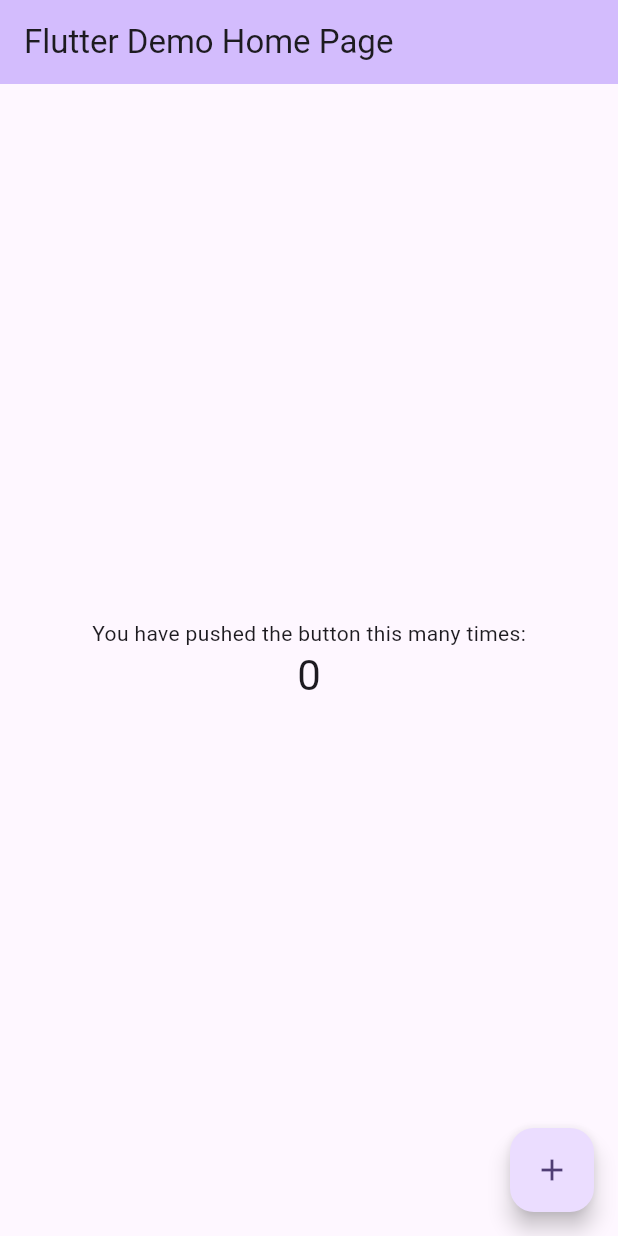
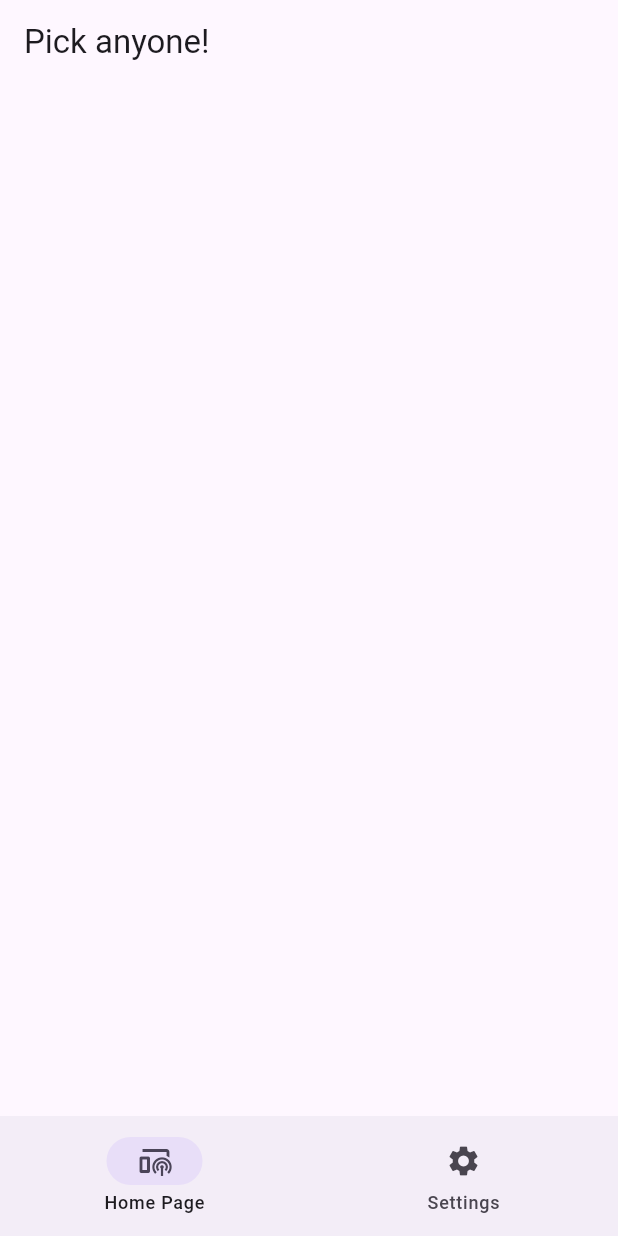
Before and after one commit to Flutter007/hw51, a Flutter app: the screen it shows after launch, on a phone screen of 412 x 824 dp. Run offline on Flutter 3.47's test engine with Material 3 defaults, Android fonts, the phone set to English and light mode, and no system bars.

Commit message:
Added Provider Library,Configured initial screens with Navigator, added Routes to Navigation.

```diff
--- /dev/null
+++ b/lib/app_routes.dart
@@ -0,0 +1,4 @@
+class AppRoutes {
+  static const home = '/';
+  static const about = '/about';
+}
--- /dev/null
+++ b/lib/hw51.dart
@@ -0,0 +1,21 @@
+import 'package:flutter/material.dart';
+import 'package:hw51/screens/home_navigation_screen.dart';
+
+import 'app_routes.dart';
+
+class Hw51 extends StatefulWidget {
+  const Hw51({super.key});
+
+  @override
+  State<Hw51> createState() => _Hw51State();
+}
+
+class _Hw51State extends State<Hw51> {
+  @override
+  Widget build(BuildContext context) {
+    return MaterialApp(
+      initialRoute: AppRoutes.home,
+      home: HomeNavigationScreen(),
+    );
+  }
+}
--- a/lib/main.dart
+++ b/lib/main.dart
@@ -1,122 +1,6 @@
 import 'package:flutter/material.dart';
+import 'package:hw51/hw51.dart';
 
 void main() {
-  runApp(const MyApp());
+  runApp(Hw51());
 }
-
-class MyApp extends StatelessWidget {
-  const MyApp({super.key});
-
-  // This widget is the root of your application.
-  @override
-  Widget build(BuildContext context) {
-    return MaterialApp(
-      title: 'Flutter Demo',
-      theme: ThemeData(
-        // This is the theme of your application.
-        //
-        // TRY THIS: Try running your application with "flutter run". You'll see
-        // the application has a purple toolbar. Then, without quitting the app,
-        // try changing the seedColor in the colorScheme below to Colors.green
-        // and then invoke "hot reload" (save your changes or press the "hot
-        // reload" button in a Flutter-supported IDE, or press "r" if you used
-        // the command line to start the app).
-        //
-        // Notice that the counter didn't reset back to zero; the application
-        // state is not lost during the reload. To reset the state, use hot
-        // restart instead.
-        //
-        // This works for code too, not just values: Most code changes can be
-        // tested with just a hot reload.
-        colorScheme: ColorScheme.fromSeed(seedColor: Colors.deepPurple),
-      ),
-      home: const MyHomePage(title: 'Flutter Demo Home Page'),
-    );
-  }
-}
-
-class MyHomePage extends StatefulWidget {
-  const MyHomePage({super.key, required this.title});
-
-  // This widget is the home page of your application. It is stateful, meaning
-  // that it has a State object (defined below) that contains fields that affect
-  // how it looks.
-
-  // This class is the configuration for the state. It holds the values (in this
-  // case the title) provided by the parent (in this case the App widget) and
-  // used by the build method of the State. Fields in a Widget subclass are
-  // always marked "final".
-
-  final String title;
-
-  @override
-  State<MyHomePage> createState() => _MyHomePageState();
-}
-
-class _MyHomePageState extends State<MyHomePage> {
-  int _counter = 0;
-
-  void _incrementCounter() {
-    setState(() {
-      // This call to setState tells the Flutter framework that something has
-      // changed in this State, which causes it to rerun the build method below
-      // so that the display can reflect the updated values. If we changed
-      // _counter without calling setState(), then the build method would not be
-      // called again, and so nothing would appear to happen.
-      _counter++;
-    });
-  }
-
-  @override
-  Widget build(BuildContext context) {
-    // This method is rerun every time setState is called, for instance as done
-    // by the _incrementCounter method above.
-    //
-    // The Flutter framework has been optimized to make rerunning build methods
-    // fast, so that you can just rebuild anything that needs updating rather
-    // than having to individually change instances of widgets.
-    return Scaffold(
-      appBar: AppBar(
-        // TRY THIS: Try changing the color here to a specific color (to
-        // Colors.amber, perhaps?) and trigger a hot reload to see the AppBar
-        // change color while the other colors stay the same.
-        backgroundColor: Theme.of(context).colorScheme.inversePrimary,
-        // Here we take the value from the MyHomePage object that was created by
-        // the App.build method, and use it to set our appbar title.
-        title: Text(widget.title),
-      ),
-      body: Center(
-        // Center is a layout widget. It takes a single child and positions it
-        // in the middle of the parent.
-        child: Column(
-          // Column is also a layout widget. It takes a list of children and
-          // arranges them vertically. By default, it sizes itself to fit its
-          // children horizontally, and tries to be as tall as its parent.
-          //
-          // Column has various properties to control how it sizes itself and
-          // how it positions its children. Here we use mainAxisAlignment to
-          // center the children vertically; the main axis here is the vertical
-          // axis because Columns are vertical (the cross axis would be
-          // horizontal).
-          //
-          // TRY THIS: Invoke "debug painting" (choose the "Toggle Debug Paint"
-          // action in the IDE, or press "p" in the console), to see the
-          // wireframe for each widget.
-          mainAxisAlignment: MainAxisAlignment.center,
-          children: <Widget>[
-            const Text('You have pushed the button this many times:'),
-            Text(
-              '$_counter',
-              style: Theme.of(context).textTheme.headlineMedium,
-            ),
-          ],
-        ),
-      ),
-      floatingActionButton: FloatingActionButton(
-        onPressed: _incrementCounter,
-        tooltip: 'Increment',
-        child: const Icon(Icons.add),
-      ), // This trailing comma makes auto-formatting nicer for build methods.
-    );
-  }
-}
--- /dev/null
+++ b/lib/screens/home_navigation_screen.dart
@@ -0,0 +1,64 @@
+import 'package:flutter/material.dart';
+import 'package:hw51/screens/not_found_screen.dart';
+import 'package:hw51/screens/panel_of_devicec_screen.dart';
+import 'package:hw51/screens/settings_of_devices_screen.dart';
+
+import '../app_routes.dart';
+
+typedef Routes = Map<String, Widget Function(BuildContext)>;
+
+class HomeNavigationScreen extends StatefulWidget {
+  const HomeNavigationScreen({super.key});
+
+  @override
+  State<HomeNavigationScreen> createState() => _HomeNavigationScreenState();
+}
+
+final Routes routes = {
+  AppRoutes.home: (context) => PanelOfDevicesScreen(),
+  AppRoutes.about: (context) => SettingsOfDevicesScreen(),
+};
+
+MaterialPageRoute onGenerateRoute(Route route, RouteSettings settings) {
+  final builder = routes[settings.name];
+  if (builder != null) {
+    return MaterialPageRoute(builder: builder, settings: settings);
+  }
+  return MaterialPageRoute(
+    builder: (ctx) => NotFoundScreen(),
+    settings: settings,
+  );
+}
+
+List<Widget> get navigatorScreens => [
+  PanelOfDevicesScreen(),
+  SettingsOfDevicesScreen(),
+];
+
+class _HomeNavigationScreenState extends State<HomeNavigationScreen> {
+  int selectedIndex = 0;
+
+  void onDestinationSelected(int index) {
+    setState(() {
+      selectedIndex = index;
+    });
+  }
+
+  @override
+  Widget build(BuildContext context) {
+    return Scaffold(
+      body: IndexedStack(index: selectedIndex, children: navigatorScreens),
+      bottomNavigationBar: NavigationBar(
+        selectedIndex: selectedIndex,
+        onDestinationSelected: onDestinationSelected,
+        destinations: [
+          NavigationDestination(
+            icon: Icon(Icons.broadcast_on_home),
+            label: 'Home Page',
+          ),
+          NavigationDestination(icon: Icon(Icons.settings), label: 'Settings'),
+        ],
+      ),
+    );
+  }
+}
--- /dev/null
+++ b/lib/screens/panel_of_devicec_screen.dart
@@ -0,0 +1,15 @@
+import 'package:flutter/material.dart';
+
+class PanelOfDevicesScreen extends StatefulWidget {
+  const PanelOfDevicesScreen({super.key});
+
+  @override
+  State<PanelOfDevicesScreen> createState() => _PanelOfDevicesScreenState();
+}
+
+class _PanelOfDevicesScreenState extends State<PanelOfDevicesScreen> {
+  @override
+  Widget build(BuildContext context) {
+    return Scaffold(appBar: AppBar(title: Text('Pick anyone!')));
+  }
+}
--- a/pubspec.yaml
+++ b/pubspec.yaml
@@ -34,6 +34,7 @@ dependencies:
   # The following adds the Cupertino Icons font to your application.
   # Use with the CupertinoIcons class for iOS style icons.
   cupertino_icons: ^1.0.8
+  provider: ^6.1.5
 
 dev_dependencies:
   flutter_test:
```
Also changed, not shown: lib/screens/not_found_screen.dart (added, +31 -0 lines), lib/screens/settings_of_devices_screen.dart (added, +16 -0 lines), pubspec.lock.
